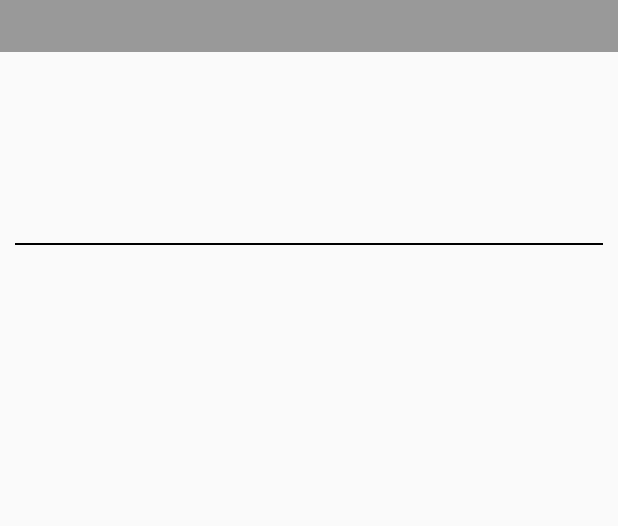
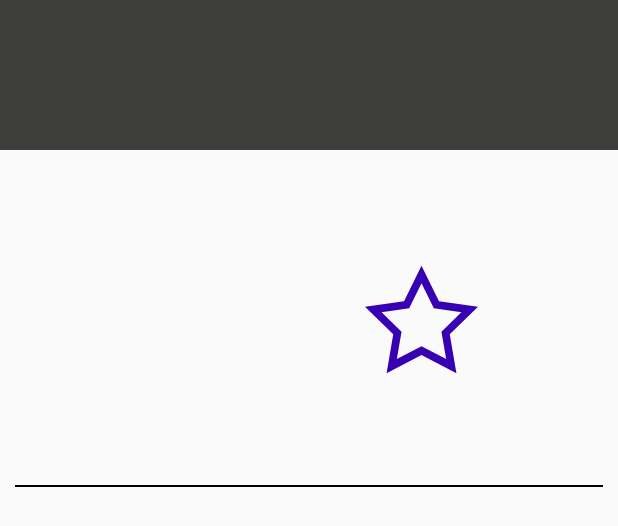
Before and after one commit to Mastergammler/-ADND-Popular-Movies, an Android app: the layout activity_detail.xml on its own in the app's theme, with its tools: preview values and no code run, on a phone screen of 412 x 824 dp. Shown: the top 526 px of the screen. Run offline under Robolectric (Android 15) with nearby library versions, the phone set to English and light mode, and no system bars.

Commit message:
Started improving the layout

```diff
--- a/app/src/main/java/com/udacity/popularmovies/DetailActivity.java
+++ b/app/src/main/java/com/udacity/popularmovies/DetailActivity.java
@@ -22,8 +22,9 @@ public class DetailActivity extends AppCompatActivity{
     public static final String TITLE_KEY = "title";
     public static final String OVERVIEW_KEY = "overview";
     public static final String IMAGE_PATH_KEY = "image-path";
-    public static final String RATING_KEY  = "rating";
+    public static final String RATING_KEY = "rating";
     public static final String RELEASE_KEY = "release";
+    public static final String RUNTIME_KEY = "runtime";
 
     //---------------
     //  Members
@@ -33,6 +34,7 @@ public class DetailActivity extends AppCompatActivity{
     private TextView mRatingTextView;
     private TextView mPlotSynopsisTextView;
     private TextView mReleaseDateTextView;
+    private TextView mRuntimeTextView;
     private ImageView mPosterView;
 
     @Override
@@ -45,30 +47,39 @@ public class DetailActivity extends AppCompatActivity{
         mPlotSynopsisTextView = findViewById(R.id.tv_plot_synopsis);
         mReleaseDateTextView = findViewById(R.id.tv_release_year);
         mPosterView = findViewById(R.id.iv_movie_poster);
+        mRuntimeTextView = findViewById(R.id.tv_runtime);
 
         setViewValues();
     }
 
-    private void setViewValues()
-    {
+    private void setViewValues() {
         Intent intent = getIntent();
 
-        mTitleTextView.setText(getStringExtra(intent,TITLE_KEY));
-        mReleaseDateTextView.setText(getStringExtra(intent,RELEASE_KEY));
-        mPlotSynopsisTextView.setText(getStringExtra(intent,OVERVIEW_KEY));
-        mRatingTextView.setText(String.valueOf(getFloatExtra(intent,RATING_KEY)));
+        mTitleTextView.setText(getStringExtra(intent, TITLE_KEY));
+        mReleaseDateTextView.setText(getStringExtra(intent, RELEASE_KEY));
+        mPlotSynopsisTextView.setText(getStringExtra(intent, OVERVIEW_KEY));
+        mRatingTextView.setText(String.valueOf(getFloatExtra(intent, RATING_KEY)));
+        mRuntimeTextView.setText(String.valueOf(getIntExtra(intent, RUNTIME_KEY)) + " min");
 
-        Uri uri = MovieDbUrlBuilder.getMovieImageURL(getStringExtra(intent,IMAGE_PATH_KEY), ImageSize.IMAGE_BIG);
+        Uri uri = MovieDbUrlBuilder.getMovieImageURL(getStringExtra(intent, IMAGE_PATH_KEY), ImageSize.IMAGE_BIG);
         Picasso.get().load(uri).into(mPosterView);
     }
 
-    private String getStringExtra(Intent intent,String key)
-    {
+    private String getStringExtra(Intent intent, String key) {
         if(intent.hasExtra(key))
         {
             return intent.getStringExtra(key);
         }
         return "";
+    }
+
+    private int getIntExtra(Intent intent, String key)
+    {
+        if(intent.hasExtra(key))
+        {
+            return intent.getIntExtra(key,0);
+        }
+        return 0;
     }
 
     private float getFloatExtra(Intent intent, String key)
--- a/app/src/main/java/com/udacity/popularmovies/MainActivity.java
+++ b/app/src/main/java/com/udacity/popularmovies/MainActivity.java
@@ -62,6 +62,7 @@ public class MainActivity extends AppCompatActivity{
         intent.putExtra(DetailActivity.RELEASE_KEY,info.release_date);
         intent.putExtra(DetailActivity.IMAGE_PATH_KEY,info.poster_path);
         intent.putExtra(DetailActivity.RATING_KEY,info.vote_average);
+        intent.putExtra(DetailActivity.RUNTIME_KEY,info.runtime);
         startActivity(intent);
     }
 
--- a/app/src/main/java/com/udacity/popularmovies/themoviedb/api/MovieInfo.java
+++ b/app/src/main/java/com/udacity/popularmovies/themoviedb/api/MovieInfo.java
@@ -12,6 +12,7 @@ public class MovieInfo
     public float vote_average;
     public String original_title;
     public String release_date;
+    public int runtime;
 
     public static MovieInfo parseJson(String json)
     {
--- /dev/null
+++ b/app/src/main/res/drawable/rating_bg.xml
@@ -0,0 +1,16 @@
+<?xml version="1.0" encoding="utf-8"?>
+<vector xmlns:android="http://schemas.android.com/apk/res/android"
+    android:width="25dp"
+    android:height="25dp"
+    android:autoMirrored="true"
+    android:viewportWidth="512"
+    android:viewportHeight="512">
+    <path
+        android:fillColor="@color/colorPrimaryDark"
+        android:pathData="M512,198.525l-176.891,-25.704L256,12.53l-79.108,160.291L0,
+                        198.525l128,124.769L97.784,499.47L256,416.291l158.217,
+                        83.179l-30.219,-176.176L512,198.525zM256,376.749l-111.731,
+                        58.74l21.338,-124.415l-90.393,-88.111l124.92,-18.152L256,
+                        91.613l55.867,113.198l124.918,18.152l-90.395,88.111l21.34,
+                        124.415L256,376.749z" />
+</vector>
--- a/app/src/main/res/layout/activity_detail.xml
+++ b/app/src/main/res/layout/activity_detail.xml
@@ -11,13 +11,17 @@
         android:layout_width="match_parent"
         android:layout_height="wrap_content">
         <TextView
-            android:textAlignment="center"
+            android:padding="8dp"
+            android:textColor="@color/white"
+            android:gravity="center_vertical|center_horizontal"
             android:id="@+id/tv_movie_title"
             android:layout_width="match_parent"
             android:layout_height="wrap_content"
+            android:minHeight="100dp"
             android:background="@color/titleBackground"
-            android:textSize="25sp"
-            android:textStyle="bold"/>
+            android:textSize="30sp"
+            android:textStyle="bold"
+            android:fontFamily="monospace"/>
         <GridLayout
             android:padding="16dp"
             android:layout_width="match_parent"
@@ -34,10 +38,28 @@
                 android:layout_rowSpan="4"
                 android:id="@+id/iv_movie_poster"/>
             <TextView
+                android:visibility="gone"
+                android:layout_gravity="center"
+                android:padding="20dp"
+                android:layout_column="1"
+                android:id="@+id/tv_runtime"/>
+            <TextView
+                android:layout_gravity="center"
+                android:padding="20dp"
                 android:layout_column="1"
                 android:id="@+id/tv_release_year"/>
             <TextView
+
+                android:layout_gravity="center"
+                android:textStyle="bold"
+                android:minHeight="75dp"
+                android:minWidth="75dp"
+                android:gravity="center_horizontal|center_vertical"
+                android:background="@drawable/rating_bg"
+                android:padding="5dp"
+                android:paddingTop="8dp"
                 android:layout_column="1"
+                android:layout_row="3"
                 android:id="@+id/tv_rating_average"/>
         </GridLayout>
 
--- a/app/src/main/res/values/colors.xml
+++ b/app/src/main/res/values/colors.xml
@@ -1,7 +1,8 @@
 <?xml version="1.0" encoding="utf-8"?>
 <resources>
-    <color name="colorPrimary">#6200EE</color>
+    <color name="colorPrimary">#292929</color>
     <color name="colorPrimaryDark">#3700B3</color>
     <color name="colorAccent">#03DAC5</color>
-    <color name="titleBackground">#999999</color>
+    <color name="titleBackground">#3E3E3A</color>
+    <color name="white">#eeeeee</color>
 </resources>
```
